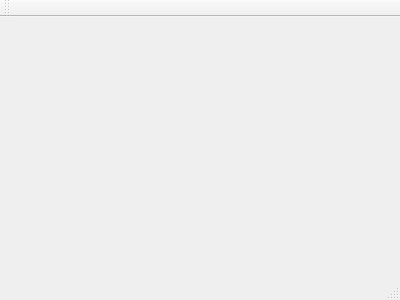
Old version of the form TestProject/TestProject/mainwindow.ui in the repository MarkusPongratz/TestRep.
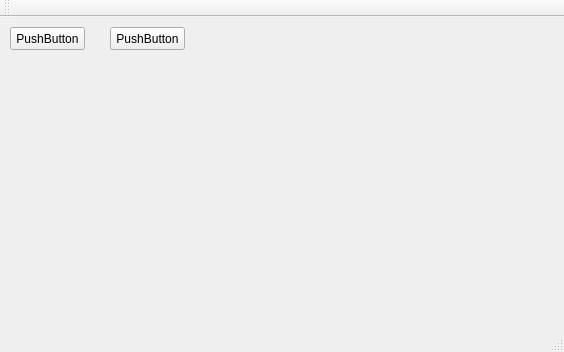
New version of the form.

Commit message:
hello world button
insertet a button on the form that prints "hallo welt"

The edit to the form file:
```diff
--- a/TestProject/TestProject/mainwindow.ui
+++ b/TestProject/TestProject/mainwindow.ui
@@ -1,24 +1,66 @@
 <ui version="4.0">
  <class>MainWindow</class>
- <widget class="QMainWindow" name="MainWindow" >
-  <property name="geometry" >
+ <widget class="QMainWindow" name="MainWindow">
+  <property name="geometry">
    <rect>
     <x>0</x>
     <y>0</y>
-    <width>400</width>
-    <height>300</height>
+    <width>564</width>
+    <height>352</height>
    </rect>
   </property>
   <property name="windowTitle" >
    <string>MainWindow</string>
   </property>
-  <widget class="QMenuBar" name="menuBar" />
-  <widget class="QToolBar" name="mainToolBar" />
-  <widget class="QWidget" name="centralWidget" />
-  <widget class="QStatusBar" name="statusBar" />
+  <widget class="QWidget" name="centralWidget">
+   <widget class="QPushButton" name="pushButton">
+    <property name="geometry">
+     <rect>
+      <x>10</x>
+      <y>10</y>
+      <width>75</width>
+      <height>23</height>
+     </rect>
+    </property>
+    <property name="text">
+     <string>PushButton</string>
+    </property>
+   </widget>
+   <widget class="QPushButton" name="pushButton_2">
+    <property name="geometry">
+     <rect>
+      <x>110</x>
+      <y>10</y>
+      <width>75</width>
+      <height>23</height>
+     </rect>
+    </property>
+    <property name="text">
+     <string>PushButton</string>
+    </property>
+   </widget>
+  </widget>
+  <widget class="QMenuBar" name="menuBar">
+   <property name="geometry">
+    <rect>
+     <x>0</x>
+     <y>0</y>
+     <width>564</width>
+     <height>21</height>
+    </rect>
+   </property>
+  </widget>
+  <widget class="QToolBar" name="mainToolBar">
+   <attribute name="toolBarArea">
+    <enum>TopToolBarArea</enum>
+   </attribute>
+   <attribute name="toolBarBreak">
+    <bool>false</bool>
+   </attribute>
+  </widget>
+  <widget class="QStatusBar" name="statusBar"/>
  </widget>
- <layoutDefault spacing="6" margin="11" />
- <pixmapfunction></pixmapfunction>
+ <layoutdefault spacing="6" margin="11"/>
  <resources/>
  <connections/>
 </ui>
```
Left out of the diff: 3 changed lines with no effect on the pictures. The commit also changes 4 other files.
